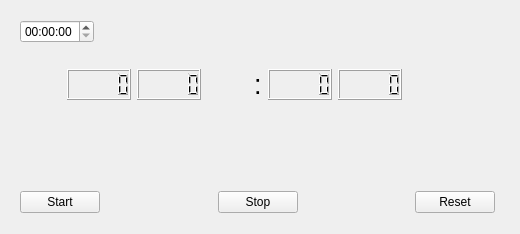
Above: mytimer.ui from RiccardoMurgia/Timer before the change. Below: the same form after it.
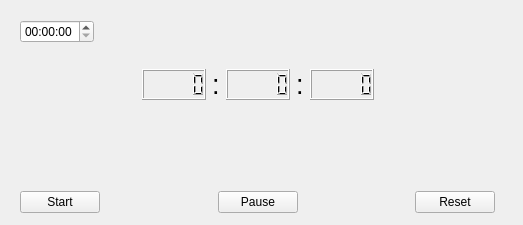
That is the form after the change.

Diff of the .ui file:
```diff
--- a/mytimer.ui
+++ b/mytimer.ui
@@ -6,14 +6,14 @@
    <rect>
     <x>0</x>
     <y>0</y>
-    <width>520</width>
-    <height>234</height>
+    <width>523</width>
+    <height>225</height>
    </rect>
   </property>
   <property name="windowTitle">
    <string>Form</string>
   </property>
-  <widget class="QWidget" name="">
+  <widget class="QWidget" name="layoutWidget">
    <property name="geometry">
     <rect>
      <x>20</x>
@@ -71,16 +71,6 @@
         </property>
        </spacer>
       </item>
-      <item>
-       <widget class="QLCDNumber" name="lcdNumber">
-        <property name="smallDecimalPoint">
-         <bool>false</bool>
-        </property>
-       </widget>
-      </item>
-      <item>
-       <widget class="QLCDNumber" name="lcdNumber_4"/>
-      </item>
       <item>
        <spacer name="horizontalSpacer_6">
         <property name="orientation">
@@ -94,6 +84,9 @@
         </property>
        </spacer>
       </item>
+      <item>
+       <widget class="QLCDNumber" name="hours"/>
+      </item>
       <item>
        <widget class="QLabel" name="label">
         <property name="font">
@@ -110,7 +103,19 @@
        <widget class="QLCDNumber" name="lcdNumber_2"/>
       </item>
       <item>
-       <widget class="QLCDNumber" name="lcdNumber_3"/>
+       <widget class="QLabel" name="label_2">
+        <property name="font">
+         <font>
+          <pointsize>20</pointsize>
+         </font>
+        </property>
+        <property name="text">
+         <string>:</string>
+        </property>
+       </widget>
+      </item>
+      <item>
+       <widget class="QLCDNumber" name="seconds"/>
       </item>
       <item>
        <spacer name="horizontalSpacer_8">
@@ -178,7 +183,7 @@
       <item>
        <widget class="QPushButton" name="stopButton">
         <property name="text">
-         <string>Stop</string>
+         <string>Pause</string>
         </property>
        </widget>
       </item>
```
Left out of the diff: 17 changed lines with no effect on the pictures.
